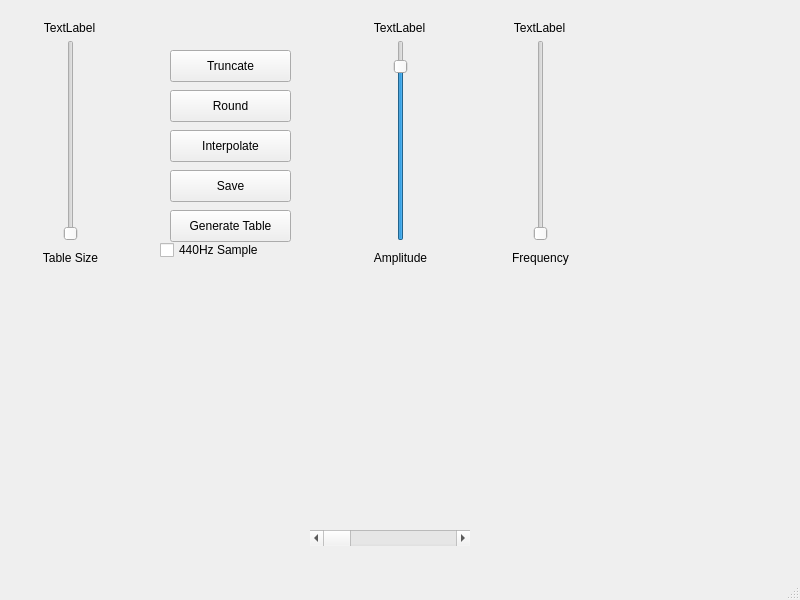
The window that hw83/hw831_wavetables/mainwindow.ui (cam-br0wn/cs312) describes before a commit, drawn with Qt 5.
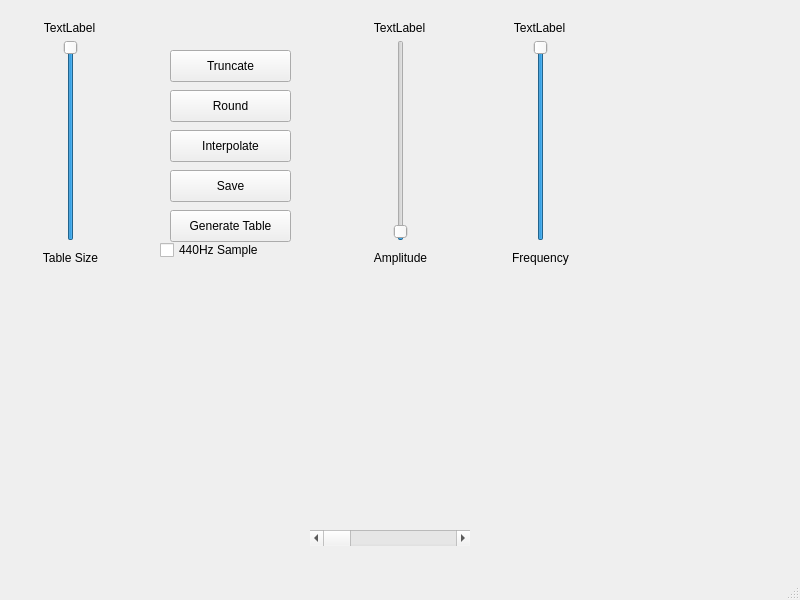
The same window after the commit. Custom widgets are drawn as their Qt base class.

Patch:
```diff
--- a/hw83/hw831_wavetables/mainwindow.ui
+++ b/hw83/hw831_wavetables/mainwindow.ui
@@ -24,16 +24,16 @@
      </rect>
     </property>
     <property name="minimum">
-     <number>16</number>
+     <number>1</number>
     </property>
     <property name="maximum">
-     <number>128</number>
+     <number>12</number>
     </property>
     <property name="pageStep">
      <number>1</number>
     </property>
     <property name="value">
-     <number>16</number>
+     <number>12</number>
     </property>
     <property name="orientation">
      <enum>Qt::Vertical</enum>
@@ -140,10 +140,10 @@
      </rect>
     </property>
     <property name="minimum">
-     <number>220</number>
+     <number>1</number>
     </property>
     <property name="maximum">
-     <number>880</number>
+     <number>50</number>
     </property>
     <property name="singleStep">
      <number>1</number>
@@ -152,10 +152,10 @@
      <number>10</number>
     </property>
     <property name="value">
-     <number>220</number>
+     <number>50</number>
     </property>
     <property name="sliderPosition">
-     <number>220</number>
+     <number>50</number>
     </property>
     <property name="orientation">
      <enum>Qt::Vertical</enum>
@@ -215,10 +215,10 @@
      <number>10</number>
     </property>
     <property name="value">
-     <number>90</number>
+     <number>1</number>
     </property>
     <property name="sliderPosition">
-     <number>90</number>
+     <number>1</number>
     </property>
     <property name="orientation">
      <enum>Qt::Vertical</enum>
```
